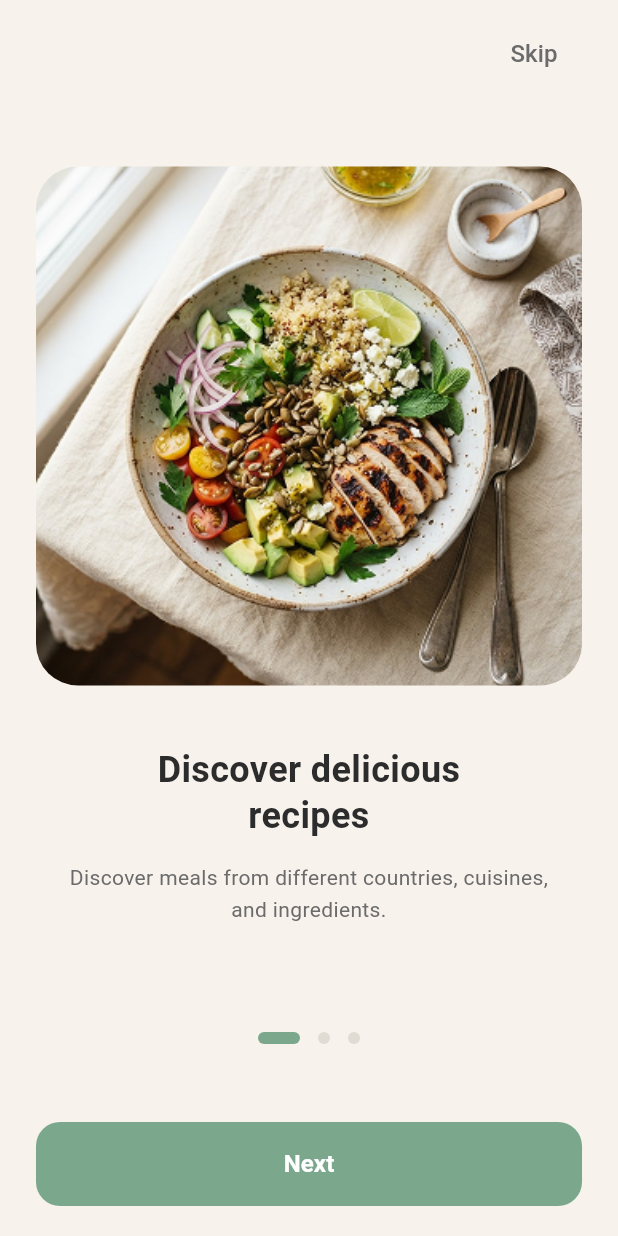
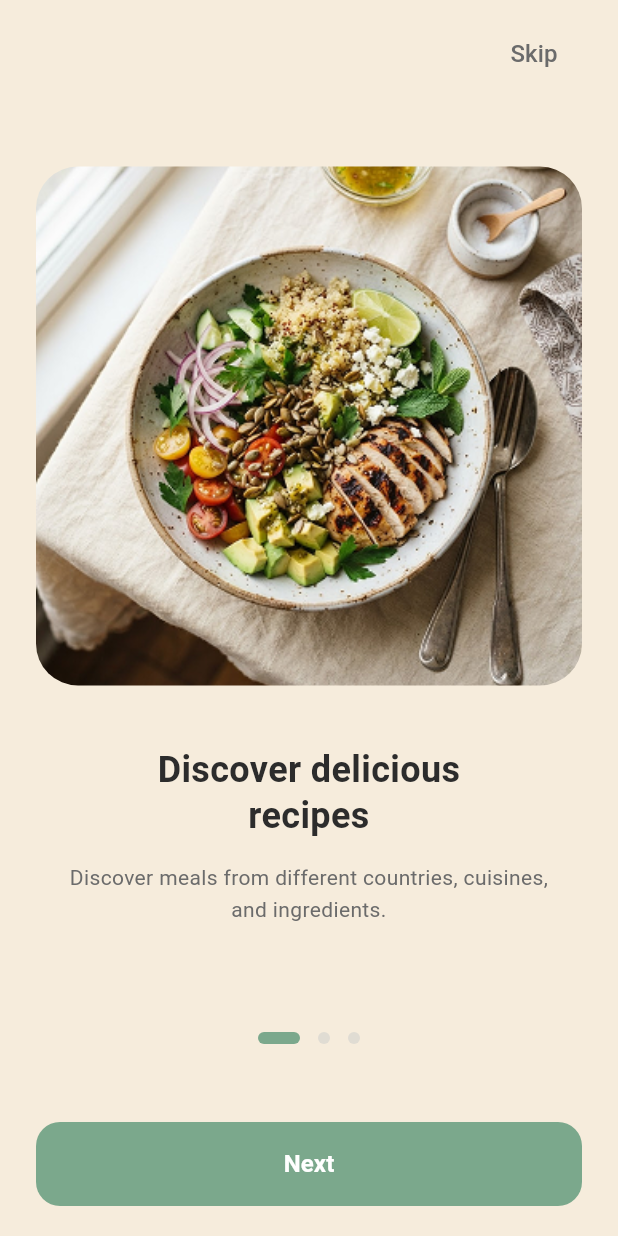
Before and after one commit to donia-201/NutriMate, a Flutter app: the screen it shows after launch, on a phone screen of 412 x 824 dp. Run offline on Flutter 3.47's test engine with Material 3 defaults, Android fonts, the light colour scheme and no system bars; our stand-ins replace connectivity_plus, flutter_bloc, sqflite; accounts and stored records are empty.

Commit message:
update app colors

```diff
--- a/lib/core/utils/app_colors.dart
+++ b/lib/core/utils/app_colors.dart
@@ -3,7 +3,7 @@ import 'package:flutter/material.dart';
  class AppColors {
 
  static const Color primaryGreen = Color(0xFF7BA88C);
-  static const Color background = Color(0xFFF7F2EC);
+  static const Color background = Color(0xFFF6ECDC);
   static const Color surface = Color(0xFFFAF8F5);
   static const Color textDark = Color(0xFF2C2C2C);
   static const Color textMuted = Color(0xFF6B6B6B);
```
